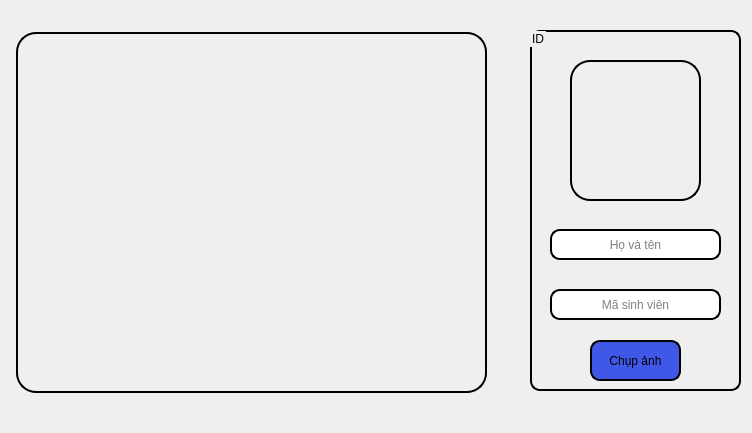
Old version of the form ui/reg.ui in the repository thenamvn/diem_danh.
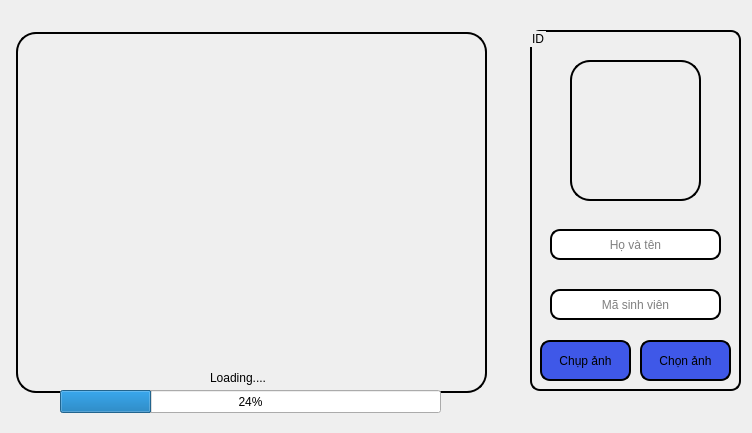
New version of the form. Icons and pictures are not drawn.

```diff
--- a/ui/reg.ui
+++ b/ui/reg.ui
@@ -35,7 +35,7 @@
     <widget class="QPushButton" name="pushButton">
      <property name="geometry">
       <rect>
-       <x>60</x>
+       <x>10</x>
        <y>310</y>
        <width>91</width>
        <height>41</height>
@@ -137,6 +137,29 @@
       <string>Mã sinh viên</string>
      </property>
     </widget>
+    <widget class="QPushButton" name="pushButton_2">
+     <property name="geometry">
+      <rect>
+       <x>110</x>
+       <y>310</y>
+       <width>91</width>
+       <height>41</height>
+      </rect>
+     </property>
+     <property name="styleSheet">
+      <string notr="true">QPushButton {
+	font: 75 italic 12pt &quot;Segoe UI&quot;;
+	border-radius: 10px;
+	border: 2px solid black;
+	background-color: rgb(63, 88, 232);
+}
+
+</string>
+     </property>
+     <property name="text">
+      <string>Chọn ảnh</string>
+     </property>
+    </widget>
    </widget>
    <widget class="QLabel" name="label_2">
     <property name="geometry">
@@ -157,6 +180,32 @@
      <string/>
     </property>
    </widget>
+   <widget class="QProgressBar" name="progressBar">
+    <property name="geometry">
+     <rect>
+      <x>60</x>
+      <y>390</y>
+      <width>381</width>
+      <height>23</height>
+     </rect>
+    </property>
+    <property name="value">
+     <number>24</number>
+    </property>
+   </widget>
+   <widget class="QLabel" name="label_3">
+    <property name="geometry">
+     <rect>
+      <x>210</x>
+      <y>370</y>
+      <width>61</width>
+      <height>16</height>
+     </rect>
+    </property>
+    <property name="text">
+     <string>Loading....</string>
+    </property>
+   </widget>
   </widget>
  </widget>
  <resources/>
```
Left out of the diff: 6 changed lines with no effect on the pictures.
